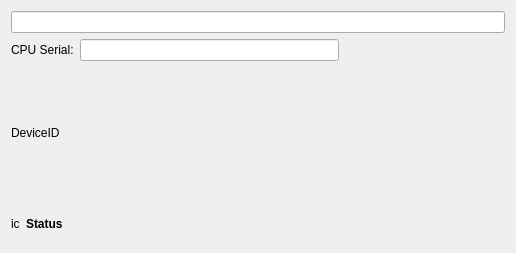
openpilot/OpenPilot, file ground/openpilotgcs/src/plugins/uploader/runningdevicewidget.ui: the form before one commit.
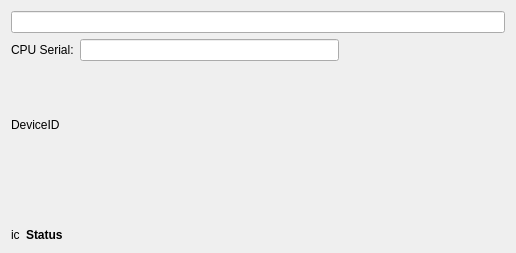
The form after the commit.

Patch:
```diff
--- a/ground/openpilotgcs/src/plugins/uploader/runningdevicewidget.ui
+++ b/ground/openpilotgcs/src/plugins/uploader/runningdevicewidget.ui
@@ -16,7 +16,7 @@
   <layout class="QVBoxLayout" name="verticalLayout">
    <item>
     <layout class="QGridLayout" name="gridLayout">
-     <item row="6" column="0" colspan="2">
+     <item row="8" column="0" colspan="2">
       <layout class="QHBoxLayout" name="horizontalLayout">
        <item>
         <widget class="QLabel" name="statusIcon">
@@ -90,6 +90,20 @@
        </property>
       </widget>
      </item>
+     <item row="6" column="0">
+      <widget class="QLabel" name="lblGitTag">
+       <property name="text">
+        <string/>
+       </property>
+      </widget>
+     </item>
+     <item row="7" column="0">
+      <widget class="QLabel" name="lblFwDate">
+       <property name="text">
+        <string/>
+       </property>
+      </widget>
+     </item>
     </layout>
    </item>
   </layout>
```
